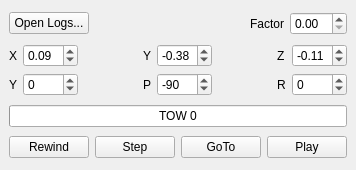
Before: the Qt Designer form basestation/logplayer.ui in wpfhtl/octocopter, drawn with Qt 5.
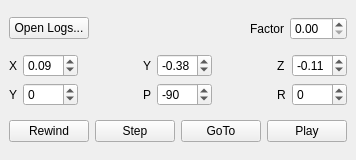
After: the same form once the commit is applied.

```diff
--- a/basestation/logplayer.ui
+++ b/basestation/logplayer.ui
@@ -6,20 +6,20 @@
    <rect>
     <x>0</x>
     <y>0</y>
-    <width>266</width>
-    <height>170</height>
+    <width>200</width>
+    <height>160</height>
    </rect>
   </property>
   <property name="sizePolicy">
-   <sizepolicy hsizetype="Preferred" vsizetype="Preferred">
+   <sizepolicy hsizetype="MinimumExpanding" vsizetype="MinimumExpanding">
     <horstretch>0</horstretch>
     <verstretch>0</verstretch>
    </sizepolicy>
   </property>
   <property name="minimumSize">
    <size>
-    <width>266</width>
-    <height>170</height>
+    <width>200</width>
+    <height>160</height>
    </size>
   </property>
   <property name="windowTitle">
@@ -245,19 +245,6 @@
       </item>
      </layout>
     </item>
-    <item>
-     <widget class="QProgressBar" name="mProgressBarTow">
-      <property name="maximum">
-       <number>1</number>
-      </property>
-      <property name="value">
-       <number>0</number>
-      </property>
-      <property name="format">
-       <string>TOW %v</string>
-      </property>
-     </widget>
-    </item>
     <item>
      <layout class="QHBoxLayout" name="horizontalLayout_3">
       <item>
```
